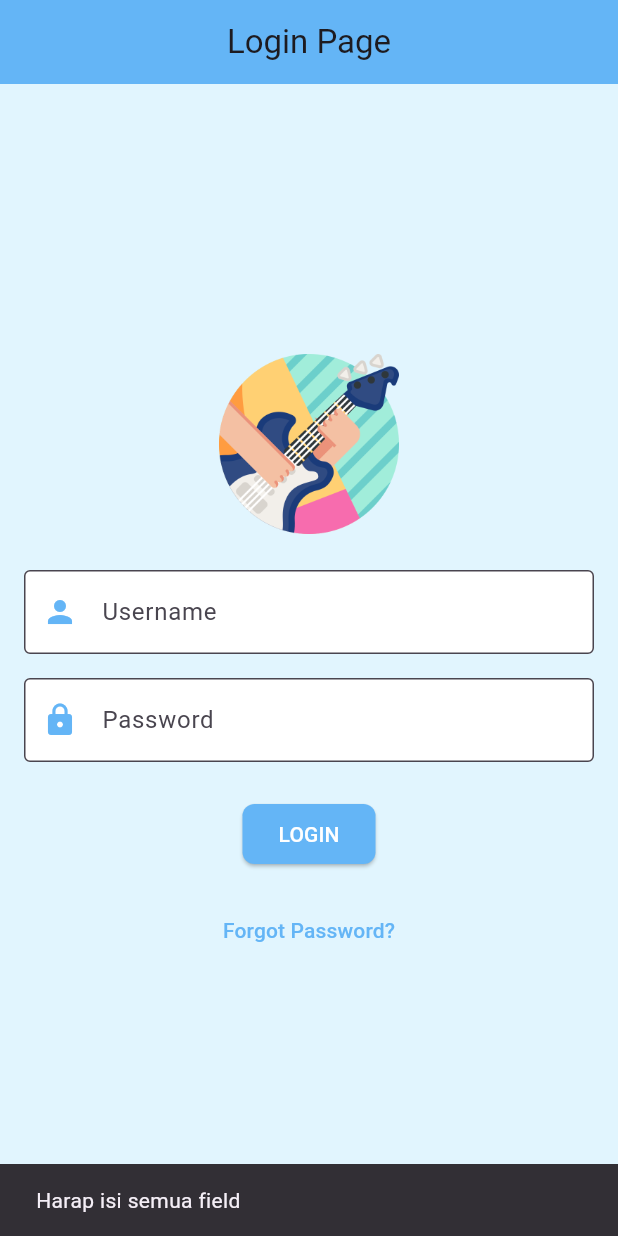
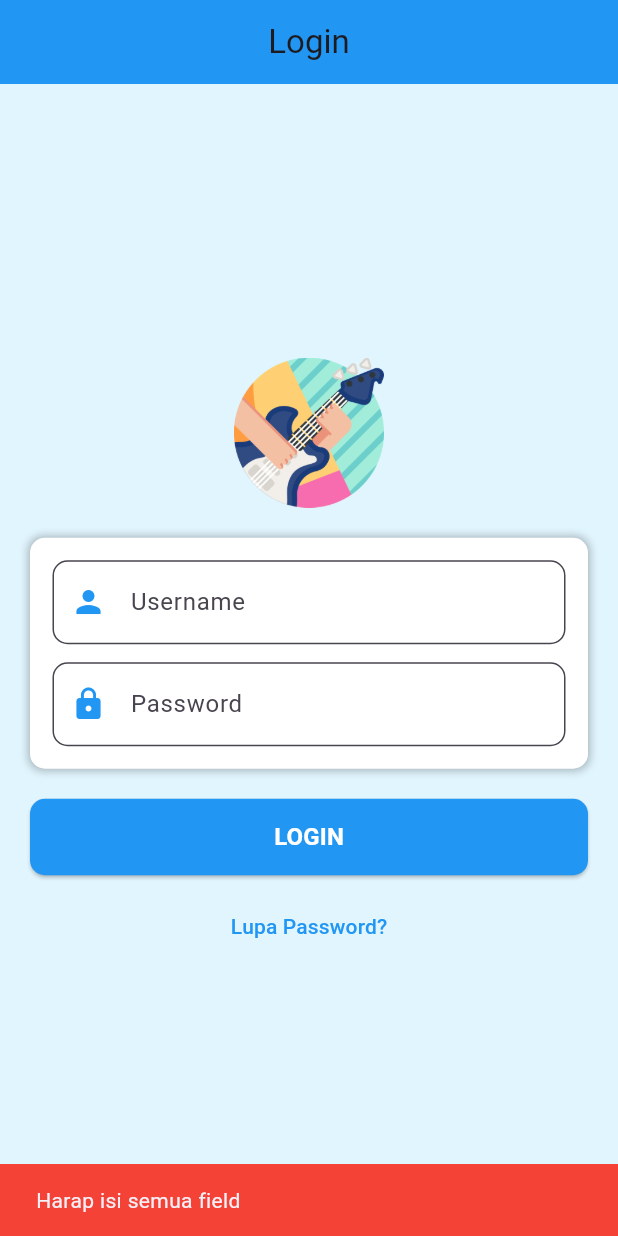
Before and after one commit to rennataamyla/rennatakasir, a Flutter app: the screen it shows after launch, after a tap on "LOGIN", on a phone screen of 412 x 824 dp. Run offline on Flutter 3.47's test engine with Material 3 defaults, Android fonts, the phone set to English and light mode, and no system bars; our stand-ins replace supabase_flutter; accounts and stored records are empty.

Commit message:
commit kelima benahi register

```diff
--- a/lib/login.dart
+++ b/lib/login.dart
@@ -1,143 +1,158 @@
-import 'package:flutter/material.dart'; // Mengimpor pustaka utama Flutter untuk UI.
-import 'package:rennatakasir/homepage.dart'; // Mengimpor halaman utama setelah login.
-// import 'package:rennakasir/homepage.dart'; // Baris duplikat yang bisa dihapus.
-import 'package:supabase_flutter/supabase_flutter.dart'; // Mengimpor pustaka Supabase untuk backend.
+import 'package:flutter/material.dart';
+import 'package:supabase_flutter/supabase_flutter.dart';
+import 'package:rennatakasir/homepage.dart';
 
 void main() async {
-  WidgetsFlutterBinding.ensureInitialized(); // Memastikan widget binding telah diinisialisasi sebelum menjalankan kode async.
+  WidgetsFlutterBinding.ensureInitialized();
   await Supabase.initialize(
-    url: 'https://njefwoyeuwuyehoksium.supabase.co', // URL proyek Supabase.
-    anonKey:
-        'eyJhbGciOiJIUzI1NiIsInR5cCI6IkpXVCJ9.eyJpc3MiOiJzdXBhYmFzZSIsInJlZiI6Im5qZWZ3b3lldXd1eWVob2tzaXVtIiwicm9sZSI6ImFub24iLCJpYXQiOjE3MzYyOTg3MDgsImV4cCI6MjA1MTg3NDcwOH0.gDqisRACn56V0WSSrRuYkYIbFwneJkUaS3RCCTS-KJw', // Kunci anonim untuk mengakses Supabase.
+    url: 'https://njefwoyeuwuyehoksium.supabase.co',
+    anonKey: 'eyJhbGciOiJIUzI1NiIsInR5cCI6IkpXVCJ9...'
   );
-  runApp(MyApp()); // Menjalankan aplikasi Flutter.
+  runApp(MyApp());
 }
 
 class MyApp extends StatelessWidget {
   @override
   Widget build(BuildContext context) {
     return MaterialApp(
-      debugShowCheckedModeBanner: false, // Menghilangkan banner debug.
+      debugShowCheckedModeBanner: false,
       theme: ThemeData(
-        primarySwatch: Colors.blue, // Warna utama aplikasi.
-        scaffoldBackgroundColor: Colors.lightBlue[50], // Warna latar belakang aplikasi.
+        primarySwatch: Colors.blue,
+        scaffoldBackgroundColor: Colors.blue[50],
       ),
-      home: LoginPage(), // Menetapkan halaman login sebagai halaman awal.
+      home: LoginPage(),
     );
   }
 }
 
 class LoginPage extends StatefulWidget {
   @override
-  _LoginPageState createState() => _LoginPageState(); // Membuat state untuk halaman login.
+  _LoginPageState createState() => _LoginPageState();
 }
 
 class _LoginPageState extends State<LoginPage> {
-  final _usernameController = TextEditingController(); // Controller untuk input username.
-  final _passwordController = TextEditingController(); // Controller untuk input password.
-  final SupabaseClient supabase = Supabase.instance.client; // Mengambil instance Supabase.
+  final _usernameController = TextEditingController();
+  final _passwordController = TextEditingController();
+  final SupabaseClient supabase = Supabase.instance.client;
+  bool _isLoading = false;
 
   Future<void> _login() async {
-    final username = _usernameController.text; // Mendapatkan nilai input username.
-    final password = _passwordController.text; // Mendapatkan nilai input password.
+    setState(() => _isLoading = true);
+    final username = _usernameController.text.trim();
+    final password = _passwordController.text.trim();
 
-    if (username.isEmpty || password.isEmpty) { // Mengecek apakah input kosong.
-      ScaffoldMessenger.of(context).showSnackBar(
-        SnackBar(content: Text('Harap isi semua field')), // Menampilkan pesan error jika kosong.
-      );
+    if (username.isEmpty || password.isEmpty) {
+      _showSnackbar('Harap isi semua field');
+      setState(() => _isLoading = false);
       return;
     }
 
     try {
-      // Mengambil data user dari Supabase berdasarkan username.
       final response = await supabase
-        .from('user') // Nama tabel dalam database.
-        .select('username, password') // Memilih kolom yang dibutuhkan.
-        .eq('username', username) // Mencari username yang sesuai.
-        .single(); // Mengambil satu data yang cocok.
+          .from('user')
+          .select('username, password')
+          .eq('username', username)
+          .maybeSingle();
 
-      if (response != null && response['password'] == password) { // Memeriksa apakah password cocok.
-        // Jika login berhasil, tampilkan pesan sukses.
-        ScaffoldMessenger.of(context).showSnackBar(
-          SnackBar(content: Text('Login berhasil!')),
-        );
-        Navigator.pushReplacement( // Pindah ke halaman utama setelah login.
+      if (response != null && response['password'] == password) {
+        _showSnackbar('Login berhasil!', isSuccess: true);
+        Navigator.pushReplacement(
           context,
           MaterialPageRoute(builder: (context) => Homepage()),
         );
       } else {
-        ScaffoldMessenger.of(context).showSnackBar(
-          SnackBar(content: Text('Username atau Password anda salah!')), // Pesan error jika login gagal.
-        );
+        _showSnackbar('Username atau Password salah!');
       }
     } catch (e) {
-      ScaffoldMessenger.of(context).showSnackBar(
-        SnackBar(content: Text('Terjadi kesalahan: $e')), // Menangkap dan menampilkan error.
-      );
+      _showSnackbar('Terjadi kesalahan: $e');
     }
+    setState(() => _isLoading = false);
+  }
+
+  void _showSnackbar(String message, {bool isSuccess = false}) {
+    ScaffoldMessenger.of(context).showSnackBar(
+      SnackBar(
+        content: Text(message),
+        backgroundColor: isSuccess ? Colors.green : Colors.red,
+      ),
+    );
   }
 
   @override
   Widget build(BuildContext context) {
     return Scaffold(
       appBar: AppBar(
-        backgroundColor: Colors.blue[300], // Warna AppBar.
-        title: Text('Login Page'), // Judul AppBar.
-        centerTitle: true, // Memposisikan judul di tengah.
+        backgroundColor: Colors.blue,
+        title: Text('Login'),
+        centerTitle: true,
       ),
       body: Padding(
-        padding: EdgeInsets.all(16.0), // Memberikan padding ke seluruh sisi.
+        padding: EdgeInsets.all(20.0),
         child: Column(
-          mainAxisAlignment: MainAxisAlignment.center, // Memusatkan elemen di tengah.
+          mainAxisAlignment: MainAxisAlignment.center,
+          crossAxisAlignment: CrossAxisAlignment.stretch,
           children: [
-            Image.asset('assets/image/guitar.png', height: 120), // Menampilkan gambar logo/login.
-            SizedBox(height: 24.0), // Spasi antar elemen.
-            TextField(
-              controller: _usernameController, // Menghubungkan dengan controller.
-              decoration: InputDecoration(
-                labelText: 'Username', // Label input.
-                border: OutlineInputBorder(), // Menambahkan border di input.
-                prefixIcon: Icon(Icons.person, color: Colors.blue[300]), // Ikon sebelum input.
-                filled: true,
-                fillColor: Colors.white, // Latar belakang input berwarna putih.
-              ),
-            ),
-            SizedBox(height: 16.0), // Spasi antar elemen.
-            TextField(
-              controller: _passwordController, // Menghubungkan dengan controller.
-              decoration: InputDecoration(
-                labelText: 'Password', // Label input.
-                border: OutlineInputBorder(), // Menambahkan border di input.
-                prefixIcon: Icon(Icons.lock, color: Colors.blue[300]), // Ikon sebelum input.
-                filled: true,
-                fillColor: Colors.white, // Latar belakang input berwarna putih.
-              ),
-              obscureText: true, // Menyembunyikan teks password.
-            ),
-            SizedBox(height: 24.0), // Spasi antar elemen.
-            ElevatedButton(
-              style: ElevatedButton.styleFrom(
-                backgroundColor: Colors.blue[300], // Warna tombol.
-                shape: RoundedRectangleBorder(
-                  borderRadius: BorderRadius.circular(8.0), // Membuat sudut tombol melengkung.
-                ),
-              ),
-              onPressed: _login, // Memanggil fungsi login saat tombol ditekan.
-              child: Text('LOGIN', style: TextStyle(color: Colors.white)), // Teks tombol login.
-            ),
-            SizedBox(height: 16.0), // Spasi antar elemen.
+            Image.asset('assets/image/guitar.png', height: 100),
+            SizedBox(height: 20),
+            _buildLoginBox(),
+            SizedBox(height: 20),
+            _buildLoginButton(),
+            SizedBox(height: 10),
             TextButton(
-              onPressed: () {
-                print('Forgot password pressed'); // Menampilkan log jika tombol ditekan.
-              },
-              child: Text(
-                'Forgot Password?', // Teks tombol lupa password.
-                style: TextStyle(color: Colors.blue[300]), // Warna teks.
-              ),
+              onPressed: () => print('Forgot password pressed'),
+              child: Text('Lupa Password?', style: TextStyle(color: Colors.blue)),
             ),
           ],
         ),
       ),
     );
   }
+
+  Widget _buildLoginBox() {
+    return Container(
+      padding: EdgeInsets.all(15),
+      decoration: BoxDecoration(
+        color: Colors.white,
+        borderRadius: BorderRadius.circular(10),
+        boxShadow: [
+          BoxShadow(color: Colors.black26, blurRadius: 4, spreadRadius: 1),
+        ],
+      ),
+      child: Column(
+        children: [
+          _buildTextField(_usernameController, 'Username', Icons.person),
+          SizedBox(height: 12),
+          _buildTextField(_passwordController, 'Password', Icons.lock, obscureText: true),
+        ],
+      ),
+    );
+  }
+
+  Widget _buildTextField(TextEditingController controller, String label, IconData icon, {bool obscureText = false}) {
+    return TextField(
+      controller: controller,
+      obscureText: obscureText,
+      decoration: InputDecoration(
+        labelText: label,
+        prefixIcon: Icon(icon, color: Colors.blue),
+        border: OutlineInputBorder(borderRadius: BorderRadius.circular(10)),
+        filled: true,
+        fillColor: Colors.white,
+      ),
+    );
+  }
+
+  Widget _buildLoginButton() {
+    return ElevatedButton(
+      style: ElevatedButton.styleFrom(
+        backgroundColor: Colors.blue,
+        padding: EdgeInsets.symmetric(vertical: 14),
+        shape: RoundedRectangleBorder(borderRadius: BorderRadius.circular(10)),
+      ),
+      onPressed: _isLoading ? null : _login,
+      child: _isLoading
+          ? CircularProgressIndicator(color: Colors.white)
+          : Text('LOGIN', style: TextStyle(color: Colors.white, fontSize: 16, fontWeight: FontWeight.bold)),
+    );
+  }
 }
```
